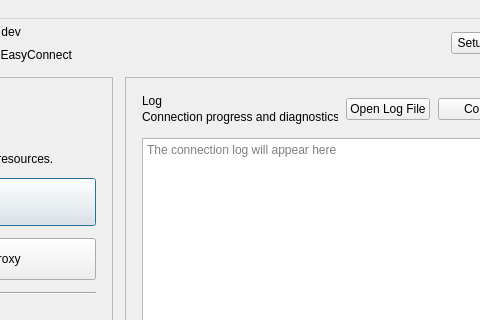
Before: the Qt Designer form presentation/main/mainwindow.ui in gomoblaqo-faris/EZ4Connect, drawn with Qt 5; both pictures show x 183 to 663 and y 0 to 320 of the 822 by 583 pixel window.
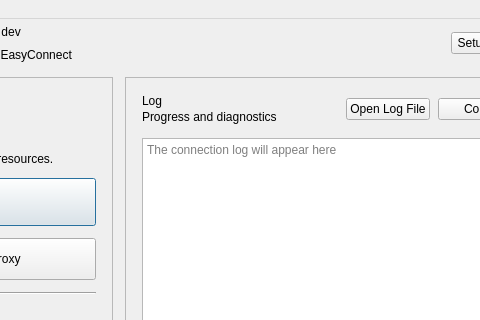
After: the same form once the commit is applied. Icons and pictures are not drawn.

Commit message:
fix: shorten English labels that did not fit
The log subtitle on the main window was clipped by the buttons next to
it, and nine placeholder hints in the settings window were cut off with
an ellipsis. Found by rendering the windows for the documentation.

```diff
--- a/presentation/main/mainwindow.ui
+++ b/presentation/main/mainwindow.ui
@@ -374,7 +374,7 @@
              <item>
               <widget class="QLabel" name="logSubtitleLabel">
                <property name="text">
-                <string>Connection progress and diagnostics</string>
+                <string>Progress and diagnostics</string>
                </property>
               </widget>
              </item>
```
The commit also changes 1 other file.
